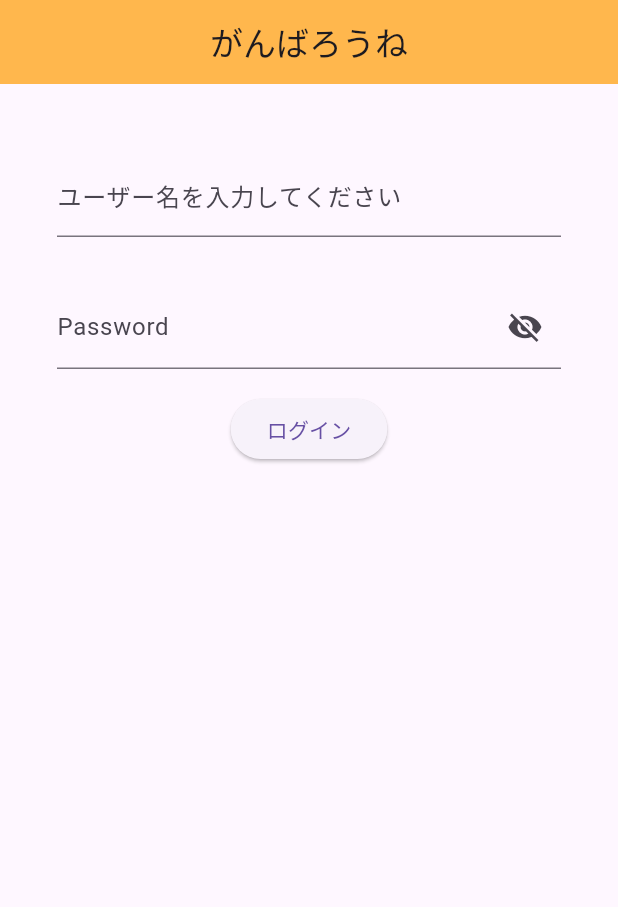
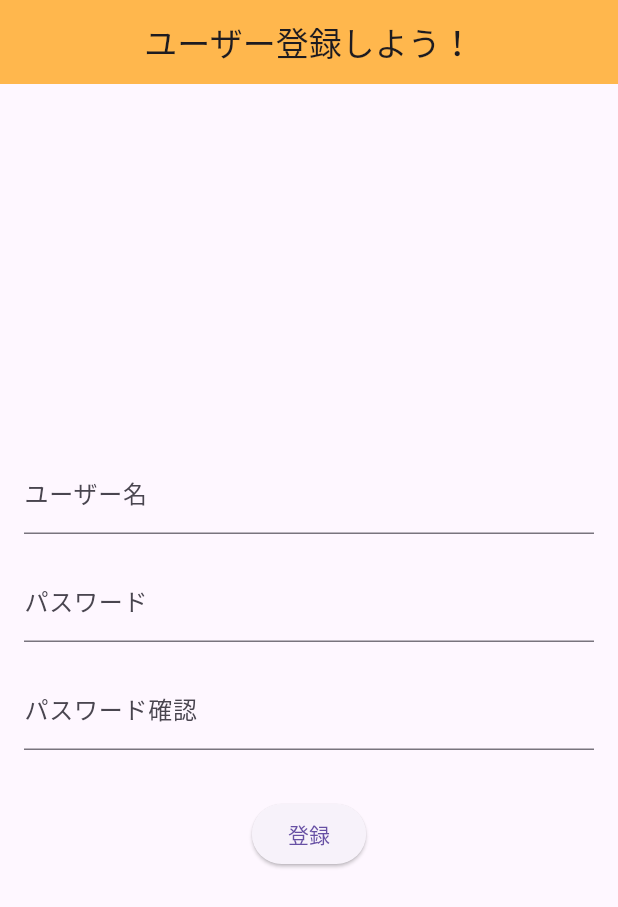
Before and after one commit to Ryosan846538/Ganbaroune, a Flutter app: the screen it shows after launch, on a phone screen of 412 x 824 dp. Shown: the top 907 px of the screen. Run offline on Flutter 3.47's test engine with Material 3 defaults, Android fonts, the light colour scheme and no system bars; our stand-ins replace flip_card, stop_watch_timer.

Commit message:
ユーザー登録画面

```diff
--- a/lib/main.dart
+++ b/lib/main.dart
@@ -1,8 +1,8 @@
 import 'package:flutter/material.dart';
-import '/screen/login.dart';
+import '/screen/user_register.dart';
 
 void main() {
   runApp( const MaterialApp(
-    home: LoginPage(),
+    home: UserRegister(),
   ),);
 }
--- /dev/null
+++ b/lib/screen/user_register.dart
@@ -0,0 +1,66 @@
+import 'package:flutter/material.dart';
+import './login.dart';
+
+class UserRegister extends StatefulWidget {
+  const UserRegister({Key? key}) : super(key: key);
+
+  @override
+  State<UserRegister> createState() => _UserRegisterState();
+}
+class _UserRegisterState extends State<UserRegister> {
+  @override
+  Widget build(BuildContext context) {
+    return Scaffold(
+      appBar: AppBar(
+        title: Text('ユーザー登録しよう！'),
+        backgroundColor: Colors.orange[300],
+        centerTitle: true,
+      ),
+      body: Padding(
+        padding: EdgeInsets.all(16.0),
+        child: Column(
+          mainAxisAlignment: MainAxisAlignment.center,
+          children: [
+            // ユーザー名入力フィールド
+            TextField(
+              decoration: InputDecoration(
+                labelText: 'ユーザー名',
+              ),
+            ),
+            SizedBox(height: 16.0),
+
+            // パスワード入力フィールド
+            TextField(
+              decoration: InputDecoration(
+                labelText: 'パスワード',
+              ),
+              obscureText: true,
+            ),
+            SizedBox(height: 16.0),
+
+            // パスワード確認入力フィールド
+            TextField(
+              decoration: InputDecoration(
+                labelText: 'パスワード確認',
+              ),
+              obscureText: true,
+            ),
+            SizedBox(height: 32.0),
+
+            // 登録ボタン
+            ElevatedButton(
+              onPressed: () {
+                Navigator.push(
+                    context,
+                    MaterialPageRoute(builder:(context)=>const LoginPage()),
+                );
+              },
+              child: Text('登録'),
+
+            ),
+          ],
+        ),
+      ),
+    );
+  }
+}
```
